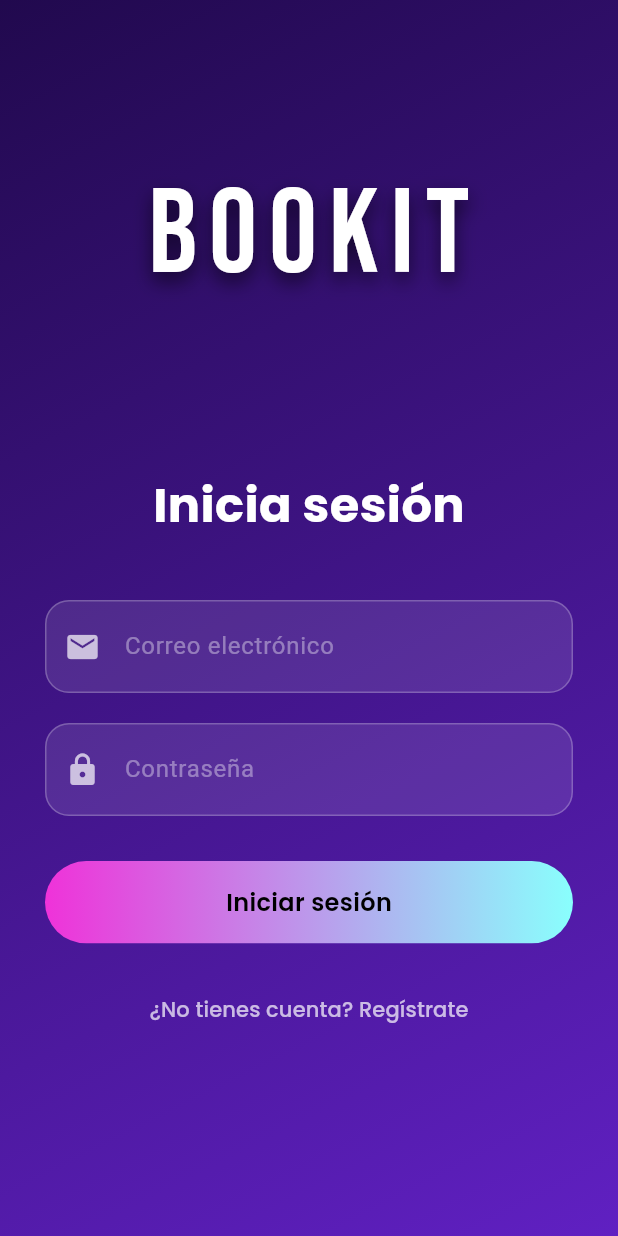
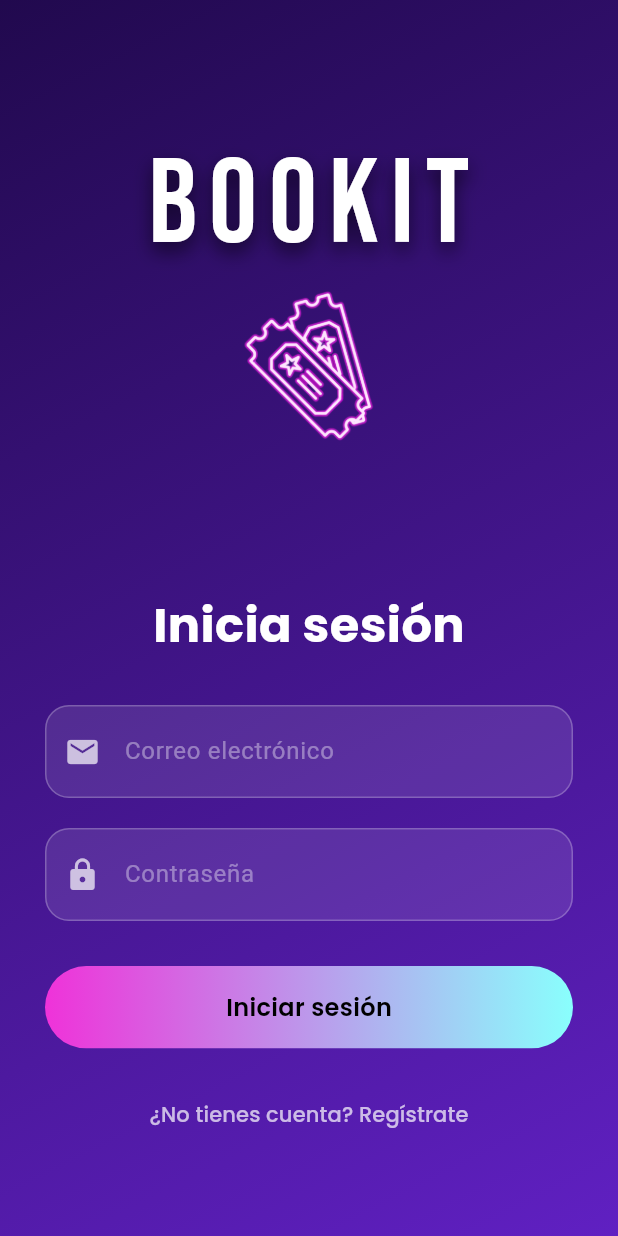
Before and after one commit to AnDrew-AlcVer/bookit-cinema-app, a Flutter app: the screen it shows after launch, on a phone screen of 412 x 824 dp. Run offline on Flutter 3.47's test engine with Material 3 defaults, Android fonts, the phone set to English and light mode, and no system bars; our stand-ins replace google_fonts, shared_preferences.

Commit message:
logo y ajustes añadidos

```diff
--- a/lib/views/login_screen.dart
+++ b/lib/views/login_screen.dart
@@ -11,7 +11,6 @@ class _LoginScreenState extends State<LoginScreen> {
   final TextEditingController correoController = TextEditingController();
   final TextEditingController contrasenyaController = TextEditingController();
 
-  // Para el registro
   final TextEditingController nombreRegistroController = TextEditingController();
   final TextEditingController correoRegistroController = TextEditingController();
   final TextEditingController contrasenyaRegistroController = TextEditingController();
@@ -32,12 +31,12 @@ class _LoginScreenState extends State<LoginScreen> {
             ),
           ),
           padding: const EdgeInsets.symmetric(horizontal: 30),
-          child: SafeArea( // <-- Añade SafeArea para evitar que el logo quede debajo del notch
+          child: SafeArea(
             child: SingleChildScrollView(
               child: Column(
                 mainAxisAlignment: MainAxisAlignment.start,
                 children: [
-                  const SizedBox(height: 100),
+                  const SizedBox(height: 80),
                   Align(
                     alignment: Alignment.topCenter,
                     child: Padding(
@@ -66,6 +65,11 @@ class _LoginScreenState extends State<LoginScreen> {
                       ),
                     ),
                   ),
+                  Image.asset(
+                    'assets/icons/logo.png',
+                    height: 100,
+                    fit: BoxFit.contain,
+                  ),
                   const SizedBox(height: 100),
                   Text(
                     "Inicia sesión",
@@ -75,7 +79,7 @@ class _LoginScreenState extends State<LoginScreen> {
                       fontWeight: FontWeight.bold,
                     ),
                   ),
-                  const SizedBox(height: 40),
+                  const SizedBox(height: 30),
                   _buildTextField("Correo electrónico", Icons.email, controller: correoController),
                   const SizedBox(height: 20),
                   _buildTextField("Contraseña", Icons.lock, controller: contrasenyaController, obscure: true),
@@ -220,12 +224,11 @@ class _LoginScreenState extends State<LoginScreen> {
     await prefs.setString('usuario_correo', correo);
     await prefs.setString('usuario_contraseña', contrasenya);
 
-    // Limpiar campos de registro
     nombreRegistroController.clear();
     correoRegistroController.clear();
     contrasenyaRegistroController.clear();
 
-    Navigator.pop(context); // Cierra el modal
+    Navigator.pop(context);
     await Future.delayed(const Duration(milliseconds: 200));
 
     ScaffoldMessenger.of(_rootContext).showSnackBar(
@@ -243,14 +246,12 @@ class _LoginScreenState extends State<LoginScreen> {
     String? contrasenyaGuardada = prefs.getString('usuario_contraseña');
 
     if (correoIngresado == correoGuardado && contrasenyaIngresada == contrasenyaGuardada) {
-      // Limpiar campos de login
       correoController.clear();
       contrasenyaController.clear();
 
       ScaffoldMessenger.of(_rootContext).showSnackBar(
         SnackBar(content: Text("¡Bienvenido de nuevo!")),
       );
-      // Aquí podrías navegar a la pantalla principal
     } else {
       ScaffoldMessenger.of(_rootContext).showSnackBar(
         SnackBar(content: Text("Correo o contraseña incorrectos")),
--- a/pubspec.yaml
+++ b/pubspec.yaml
@@ -60,7 +60,8 @@ flutter:
   uses-material-design: true
 
   # To add assets to your application, add an assets section, like this:
-  # assets:
+  assets:
+    - assets/icons/
   #   - images/a_dot_burr.jpeg
   #   - images/a_dot_ham.jpeg
 
```
Also changed, not shown: assets/icons/logo.png (added).
